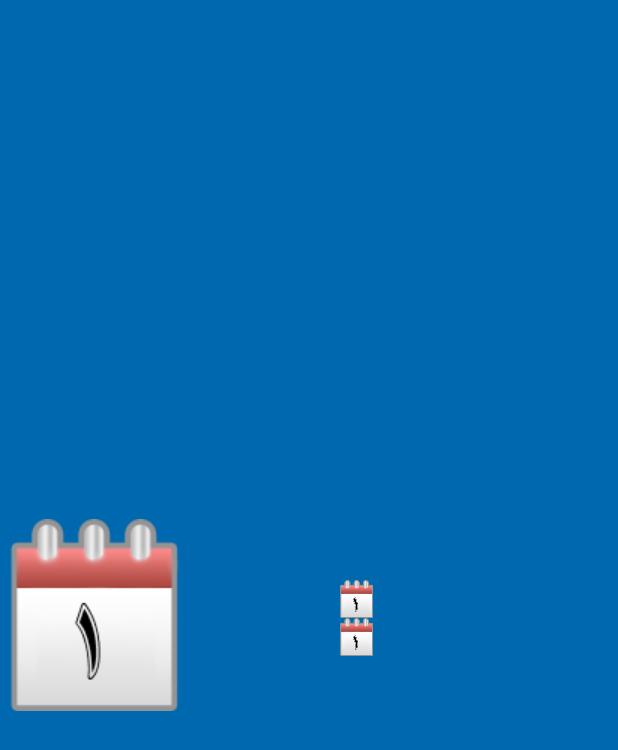
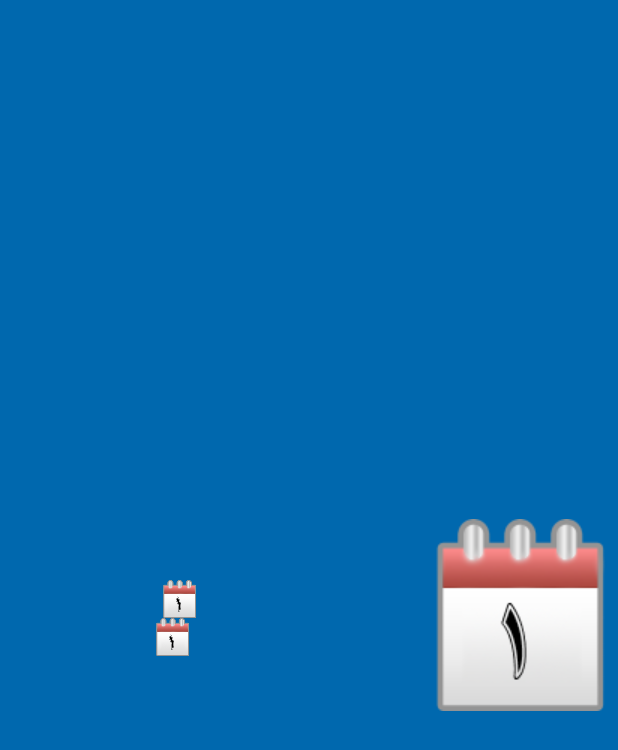
Before and after one commit to ali-zareshai/kame_rava, an Android app: the layout activity_custom_notification.xml on its own in the app's theme, with its tools: preview values and no code run, on a phone screen of 412 x 824 dp. Shown: the top 750 px of the screen. Run offline under Robolectric (Android 15) with nearby library versions, the phone set to English and light mode, and no system bars.

Commit message:
repair bug 3

```diff
--- a/app/src/main/java/com/example/ali/shiva/FragmentSetp2.java
+++ b/app/src/main/java/com/example/ali/shiva/FragmentSetp2.java
@@ -45,8 +45,6 @@ public class FragmentSetp2 extends Fragment {
 
         String[] array2=getContext().getResources().getStringArray(R.array.city_value);
         int indexOf = java.util.Arrays.asList(array2).indexOf(preferences.getString("city","31.89:54.36"));
-        Log.e("index of",String.valueOf(indexOf));
-        spinner.setSelection(indexOf-1);
 
         MySpinnerAdapter adapter5 = new MySpinnerAdapter(
                 getContext(),
@@ -54,6 +52,10 @@ public class FragmentSetp2 extends Fragment {
                 Arrays.asList(getResources().getStringArray(R.array.city_name_sp))
         );
         spinner.setAdapter(adapter5);
+//        Log.e("toatal::",String.valueOf(array2.length));
+//        Log.e("index of",String.valueOf(indexOf));
+        indexOf--;
+        spinner.setSelection(indexOf);
 
 
 
--- a/app/src/main/res/layout/activity_custom_notification.xml
+++ b/app/src/main/res/layout/activity_custom_notification.xml
@@ -11,6 +11,7 @@
         android:id="@+id/imagenotileft"
         android:layout_width="wrap_content"
         android:layout_height="match_parent"
+        android:layout_alignParentRight="true"
         android:layout_marginBottom="4dp"
         android:contentDescription="sss"
         android:src="@drawable/c1" />
@@ -20,30 +21,32 @@
         android:layout_width="wrap_content"
         android:id="@+id/noi2"
         android:layout_height="match_parent"
+        android:layout_alignParentLeft="true"
         android:layout_alignParentBottom="false"
         android:layout_toRightOf="@+id/imagenotileft"
         android:gravity="center_vertical"
         android:orientation="vertical">
 
         <ImageView
+            android:id="@+id/textnoti"
+            android:src="@drawable/c1"
+            android:gravity="center"
+            android:layout_marginLeft="10dp"
+            android:textColor="@color/windowBackground"
+            android:layout_width="220dp"
+            android:layout_height="25dp"
+            />
+        <ImageView
             android:id="@+id/titlenoti"
             android:src="@drawable/c1"
-            android:layout_marginRight="5dp"
             android:gravity="center"
+            android:layout_marginLeft="5dp"
             android:textColor="@color/windowBackground"
             android:layout_width="220dp"
             android:layout_height="25dp"
             />
 
-        <ImageView
-            android:id="@+id/textnoti"
-            android:src="@drawable/c1"
-            android:gravity="center"
-            android:layout_marginRight="3dp"
-            android:textColor="@color/windowBackground"
-            android:layout_width="220dp"
-            android:layout_height="25dp"
-            />
+
     </LinearLayout>
 
 
```
Also changed, not shown: app/src/main/java/com/example/ali/shiva/FragmentSetp3.java (+18 -0 lines).
